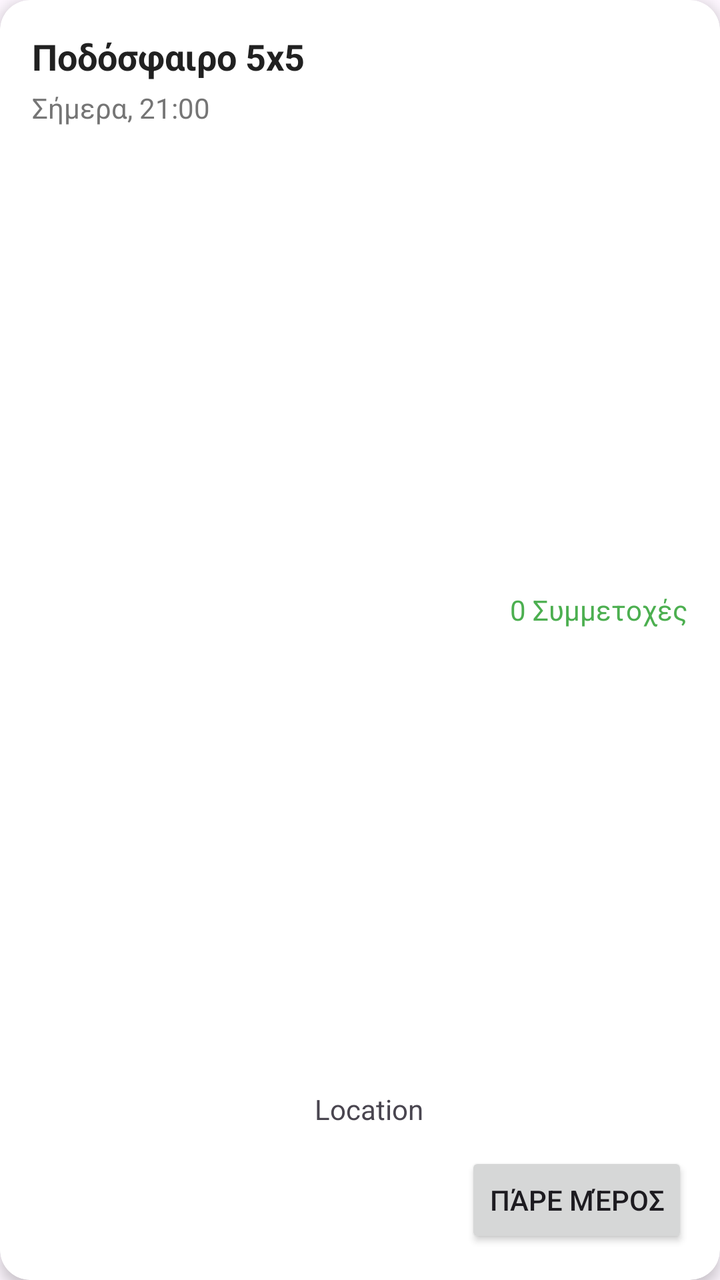
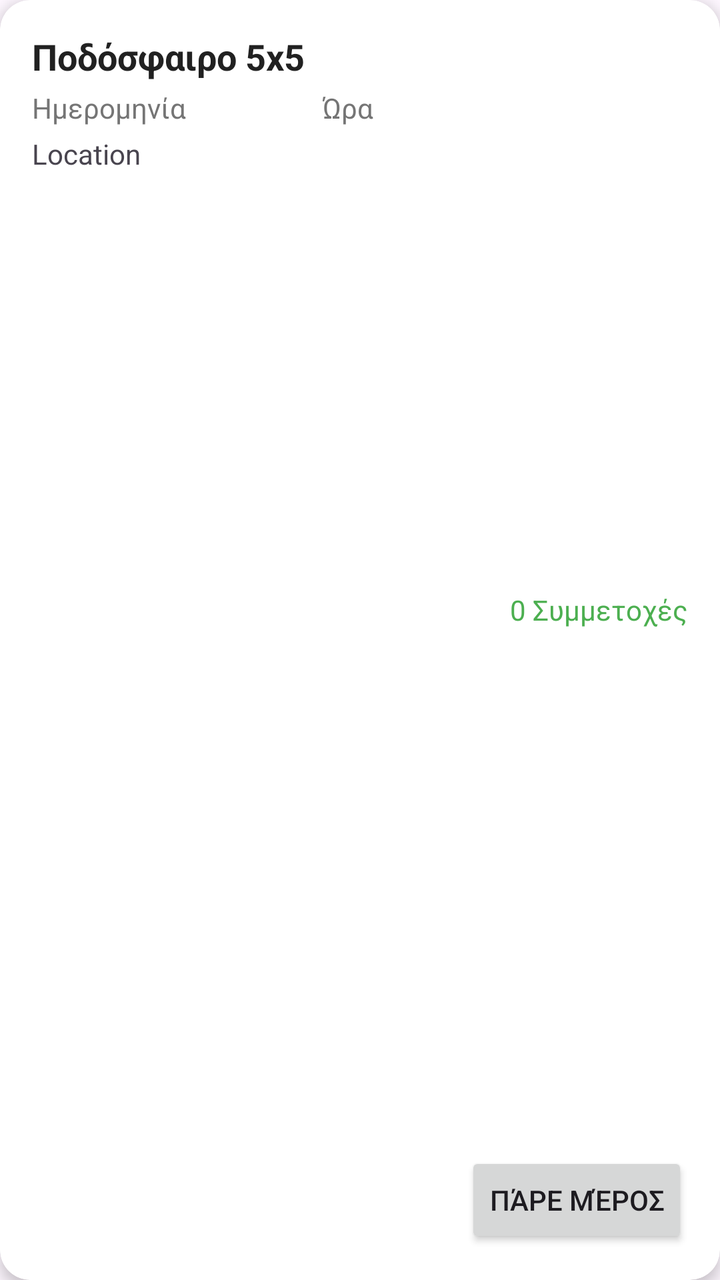

Two renders of the same Android screen: before a commit and after it. Below are the layout's source before the change and the commit's diff.
<!-- AndroidManifest.xml: application theme Theme.JoinMe -->
<!-- res/layout/item_activity_card.xml -->
<?xml version="1.0" encoding="utf-8"?>
<androidx.cardview.widget.CardView
    xmlns:android="http://schemas.android.com/apk/res/android"
    xmlns:app="http://schemas.android.com/apk/res-auto"
    xmlns:tools="http://schemas.android.com/tools"
    android:layout_width="match_parent"
    android:layout_height="wrap_content"
    android:layout_margin="8dp"
    app:cardCornerRadius="15dp"
    app:cardElevation="4dp">

    <androidx.constraintlayout.widget.ConstraintLayout
        android:layout_width="match_parent"
        android:layout_height="match_parent"
        android:padding="16dp">

        <TextView
            android:id="@+id/cardTitle"
            android:layout_width="0dp"
            android:layout_height="wrap_content"
            android:text="Ποδόσφαιρο 5x5"
            android:textColor="#212121"
            android:textSize="18sp"
            android:textStyle="bold"
            app:layout_constraintEnd_toEndOf="parent"
            app:layout_constraintStart_toStartOf="parent"
            app:layout_constraintTop_toTopOf="parent" />

        <TextView
            android:id="@+id/cardDate"
            android:layout_width="wrap_content"
            android:layout_height="wrap_content"
            android:layout_marginTop="4dp"
            android:text="Σήμερα, 21:00 "
            android:textColor="#757575"
            android:textSize="14sp"
            app:layout_constraintStart_toStartOf="parent"
            app:layout_constraintTop_toBottomOf="@id/cardTitle" />

        <TextView
            android:id="@+id/cardParticipants"
            android:layout_width="wrap_content"
            android:layout_height="wrap_content"
            android:layout_marginTop="6dp"
            android:layout_marginBottom="13dp"
            android:text="0 Συμμετοχές"
            android:textColor="#4CAF50"
            app:layout_constraintBottom_toTopOf="@+id/participateBtn"
            app:layout_constraintEnd_toEndOf="parent"
            app:layout_constraintTop_toBottomOf="@+id/cardTitle" />

        <TextView
            android:id="@+id/cardLocation"
            android:layout_width="wrap_content"
            android:layout_height="wrap_content"
            android:layout_marginBottom="60dp"
            android:text="Location"
            app:layout_constraintBottom_toBottomOf="parent"
            app:layout_constraintEnd_toStartOf="@+id/cardParticipants"
            app:layout_constraintHorizontal_bias="0.53"
            app:layout_constraintStart_toEndOf="@+id/cardDate" />

        <Button
            android:id="@+id/participateBtn"
            android:layout_width="wrap_content"
            android:layout_height="wrap_content"
            android:text="Πάρε μέρος"
            app:layout_constraintBottom_toBottomOf="parent"
            app:layout_constraintEnd_toEndOf="parent" />

    </androidx.constraintlayout.widget.ConstraintLayout>
</androidx.cardview.widget.CardView>
<!-- resources referenced by this layout -->
<resources>
  <style name="Theme.JoinMe" parent="Base.Theme.JoinMe" />
  <style name="Base.Theme.JoinMe" parent="Theme.Material3.DayNight.NoActionBar">
          
          
      </style>
</resources>

<!-- the commit's change to res/layout/item_activity_card.xml (unified diff, before → after) -->
@@ -31,11 +31,33 @@
             android:layout_width="wrap_content"
             android:layout_height="wrap_content"
             android:layout_marginTop="4dp"
-            android:text="Σήμερα, 21:00 "
+            android:text="Ημερομηνία"
             android:textColor="#757575"
             android:textSize="14sp"
             app:layout_constraintStart_toStartOf="parent"
             app:layout_constraintTop_toBottomOf="@id/cardTitle" />
+
+        <TextView
+            android:id="@+id/cardTime"
+            android:layout_width="wrap_content"
+            android:layout_height="wrap_content"
+            android:layout_marginTop="4dp"
+            android:text="Ώρα"
+            android:textColor="#757575"
+            android:textSize="14sp"
+            app:layout_constraintEnd_toStartOf="@+id/cardParticipants"
+            app:layout_constraintStart_toEndOf="@+id/cardDate"
+            app:layout_constraintTop_toBottomOf="@+id/cardTitle" />
+
+
+        <TextView
+            android:id="@+id/cardLocation"
+            android:layout_width="wrap_content"
+            android:layout_height="wrap_content"
+            android:layout_marginTop="4dp"
+            android:text="Location"
+            app:layout_constraintStart_toStartOf="parent"
+            app:layout_constraintTop_toBottomOf="@+id/cardDate" />
 
         <TextView
             android:id="@+id/cardParticipants"
@@ -49,17 +71,6 @@
             app:layout_constraintEnd_toEndOf="parent"
             app:layout_constraintTop_toBottomOf="@+id/cardTitle" />
 
-        <TextView
-            android:id="@+id/cardLocation"
-            android:layout_width="wrap_content"
-            android:layout_height="wrap_content"
-            android:layout_marginBottom="60dp"
-            android:text="Location"
-            app:layout_constraintBottom_toBottomOf="parent"
-            app:layout_constraintEnd_toStartOf="@+id/cardParticipants"
-            app:layout_constraintHorizontal_bias="0.53"
-            app:layout_constraintStart_toEndOf="@+id/cardDate" />
-
         <Button
             android:id="@+id/participateBtn"
             android:layout_width="wrap_content"
